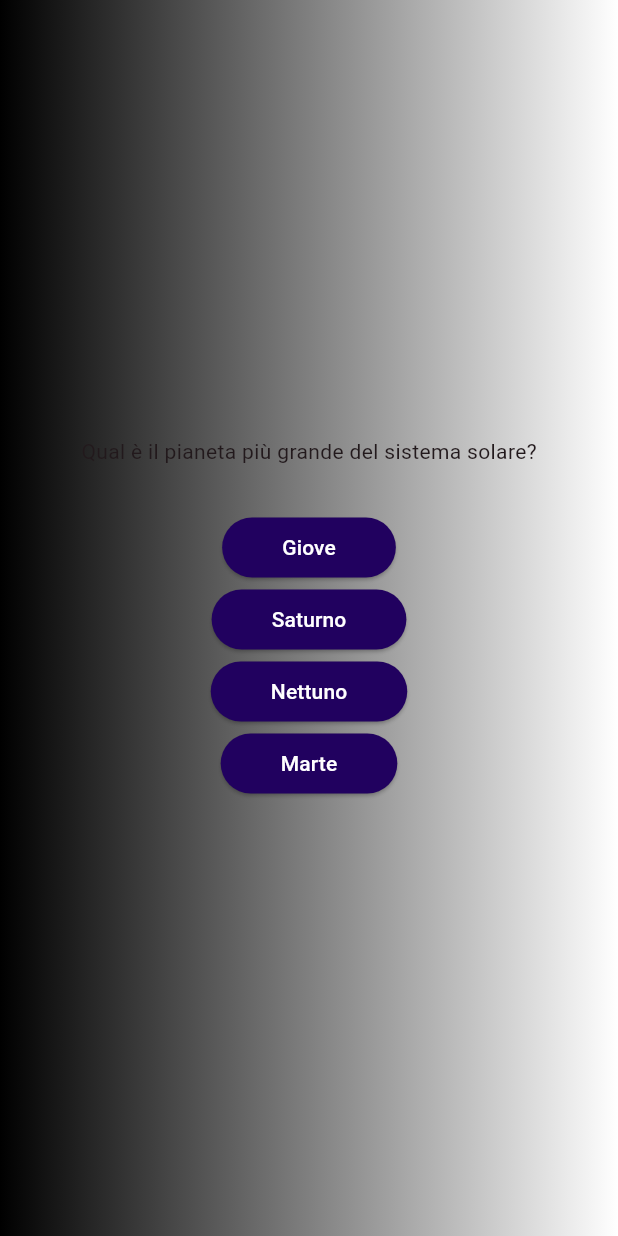
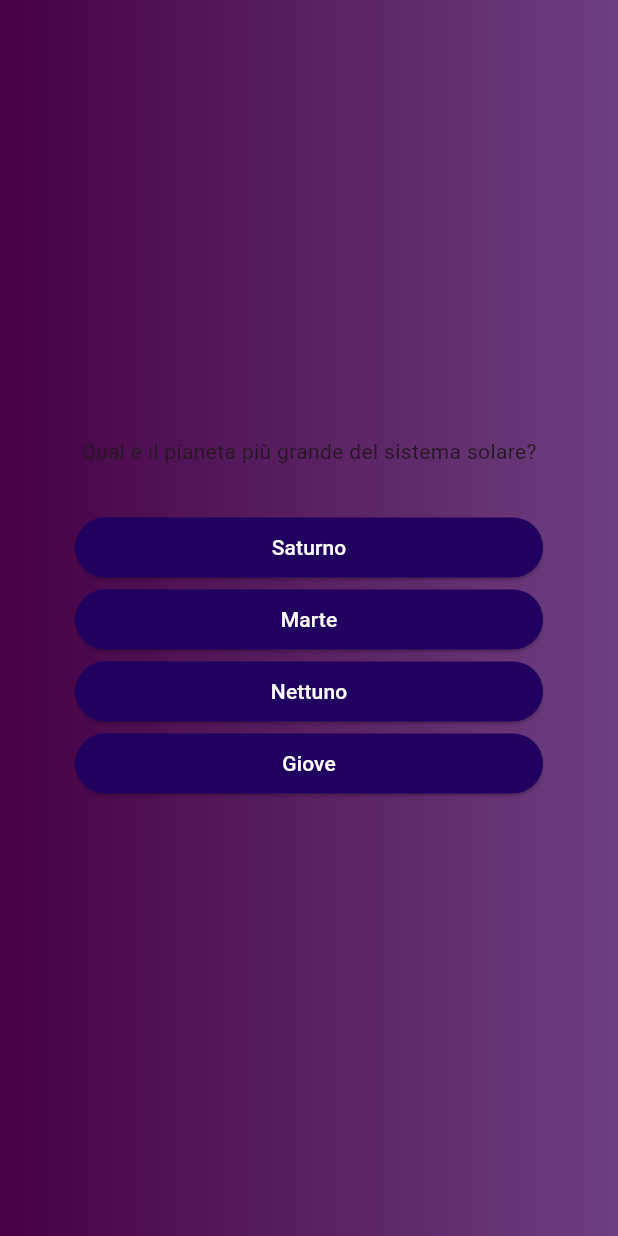
Before and after one commit to Perr4/quiz_app_corrected, a Flutter app: the screen it shows after launch, after a tap on "Start", on a phone screen of 412 x 824 dp. Run offline on Flutter 3.47's test engine with Material 3 defaults, Android fonts, the phone set to English and light mode, and no system bars.

Commit message:
Shuffling  Added

```diff
--- a/lib/models/quiz_question.dart
+++ b/lib/models/quiz_question.dart
@@ -3,4 +3,12 @@ class QuizQuestion {
 
   final String text;
   final List<String> answers;
+
+
+  List<String> getShuffleAnswer(){
+    final shuffledList =  List.of(answers);
+    shuffledList.shuffle();
+    return shuffledList;
+
+  }
 }
--- a/lib/question_screen.dart
+++ b/lib/question_screen.dart
@@ -19,18 +19,17 @@ class _QuestionState extends State<QuestionScreen> {
   Widget build(BuildContext context) {
     return SizedBox(
       width: double.infinity,
-      child: Center(
+      child: Container(
+        margin: const EdgeInsets.all(50),
         child: Column(
-          mainAxisSize: MainAxisSize.min,
+          crossAxisAlignment: CrossAxisAlignment.stretch,
+          mainAxisAlignment: MainAxisAlignment.center,
           children: [
-            Text(currentQuestion.text),
+            Text(currentQuestion.text,textAlign: TextAlign.center),
             const SizedBox(height: 30),
-            AnswerButton(currentQuestion.answers[0], () {
-              print(currentQuestion.answers[0]);
-            }),
-            AnswerButton(currentQuestion.answers[1], () {}),
-            AnswerButton(currentQuestion.answers[2], () {}),
-            AnswerButton(currentQuestion.answers[3], () {}),
+            ...currentQuestion.getShuffleAnswer().map((item){
+              return AnswerButton(item,(){});
+              })
           ],
         ),
       ),
--- a/lib/quiz.dart
+++ b/lib/quiz.dart
@@ -36,7 +36,11 @@ class _QuizState extends State<Quiz> {
       home: Scaffold(
         body: Container(
           decoration: BoxDecoration(
-            gradient: LinearGradient(colors: [Colors.black, Colors.white]),
+            gradient: LinearGradient(colors:
+             [
+              const Color.fromARGB(255, 70, 0, 70),
+              const Color.fromARGB(255, 109, 63, 128)
+              ]),
           ),
           child: activeScreen,
         ),
```
Also changed, not shown: lib/main.dart (line endings or trailing spaces), 1 other file.
